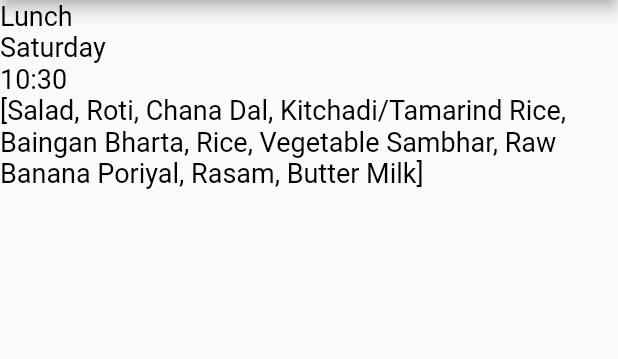
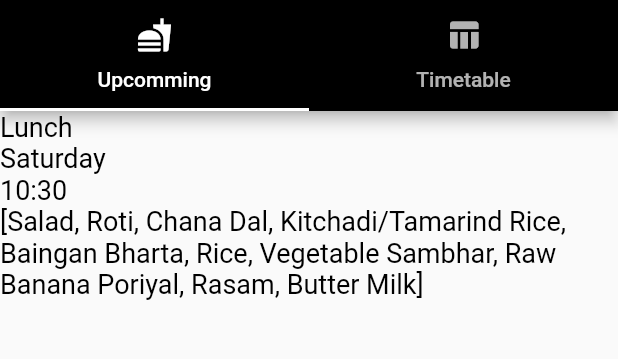
Before and after one commit to shenmareparas/VIT_Bhopal_Mess, a Flutter app: the screen it shows after launch, on a phone screen of 412 x 824 dp, the part 84-443 px from its top. Run offline on Flutter 3.47's test engine with Material 2 defaults, Android fonts, the phone set to English and light mode, and no system bars; our stand-ins replace photo_view.

Commit message:
Added Two Tabs tab 1: Shows Upcomming Food tab 2: Shows Timetable Picture

```diff
--- a/lib/main.dart
+++ b/lib/main.dart
@@ -1,5 +1,6 @@
 import 'package:flutter/material.dart';
-import 'main_runner.dart';
+import 'upcomming.dart';
+import 'timetable.dart';
 
 void main() {
   WidgetsFlutterBinding.ensureInitialized();
@@ -16,9 +17,32 @@ class MyApp extends StatefulWidget {
 class _MyAppState extends State<MyApp> {
   @override
   Widget build(BuildContext context) {
-    return const MaterialApp(
+    return MaterialApp(
       debugShowCheckedModeBanner: false,
-      home: MainRunner(),
+      home: DefaultTabController(
+        length: 2,
+        child: Scaffold(
+          appBar: AppBar(
+            backgroundColor: Colors.black,
+            bottom: const TabBar(
+              labelColor: Colors.white,
+              indicatorColor: Colors.white,
+              tabs: [
+                Tab(text: "Upcomming", icon: Icon(Icons.fastfood)),
+                Tab(text: "Timetable", icon: Icon(Icons.table_chart))
+              ],
+            ),
+            title: const Center(
+                child: Text(
+              'VIT Bhopal Mess',
+              style: TextStyle(color: Colors.white),
+            )),
+          ),
+          body: const TabBarView(
+            children: [Upcomming(), Timetable()],
+          ),
+        ),
+      ),
     );
   }
 }
--- /dev/null
+++ b/lib/timetable.dart
@@ -0,0 +1,15 @@
+import 'package:flutter/material.dart';
+import 'package:photo_view/photo_view.dart';
+
+class Timetable extends StatelessWidget {
+  const Timetable({super.key});
+
+  @override
+  Widget build(BuildContext context) {
+    return Scaffold(
+      body: PhotoView(
+        imageProvider: const AssetImage('assets/images/timetable.jpg'),
+      ),
+    );
+  }
+}
--- a/lib/main_runner.dart
+++ b/lib/upcomming.dart
@@ -3,8 +3,8 @@
 import 'package:flutter/material.dart';
 import 'package:intl/intl.dart';
 
-class MainRunner extends StatelessWidget {
-  const MainRunner({super.key});
+class Upcomming extends StatelessWidget {
+  const Upcomming({super.key});
 
   @override
   Widget build(BuildContext context) {
@@ -24,13 +24,6 @@ class MainRunner extends StatelessWidget {
     }
 
     return Scaffold(
-      appBar: AppBar(
-          title: const Center(
-              child: Text(
-            'VIT Bhopal Mess',
-            style: TextStyle(color: Colors.white),
-          )),
-          backgroundColor: Colors.black),
       body: Column(
         crossAxisAlignment: CrossAxisAlignment.start,
         children: [
```
